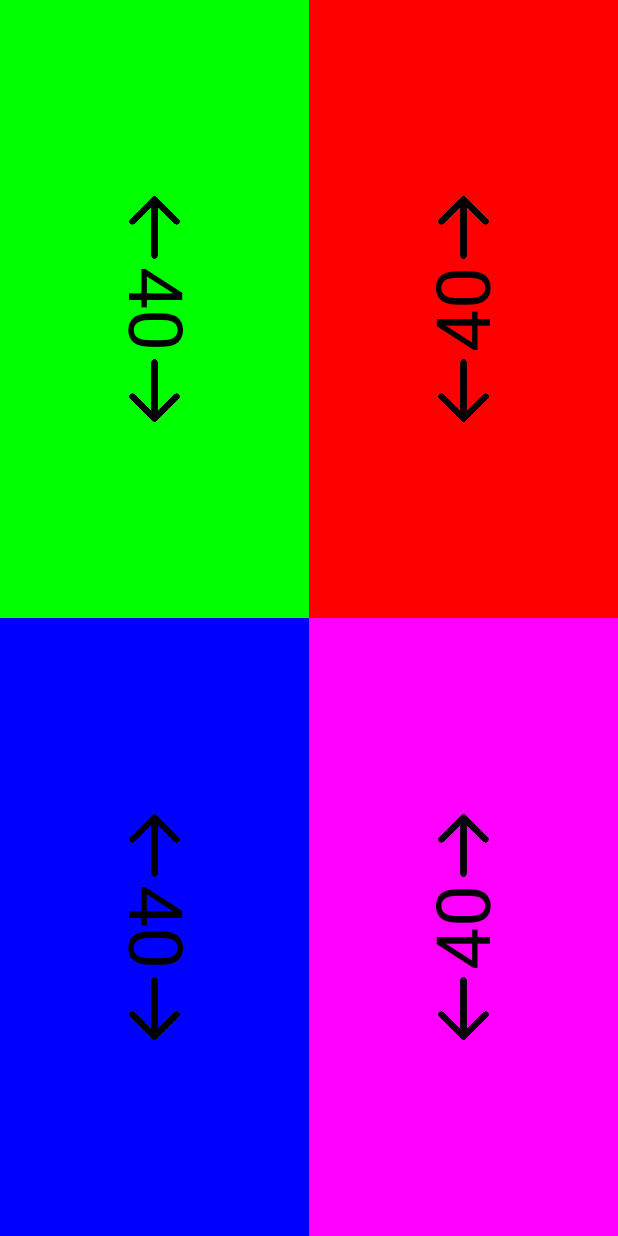
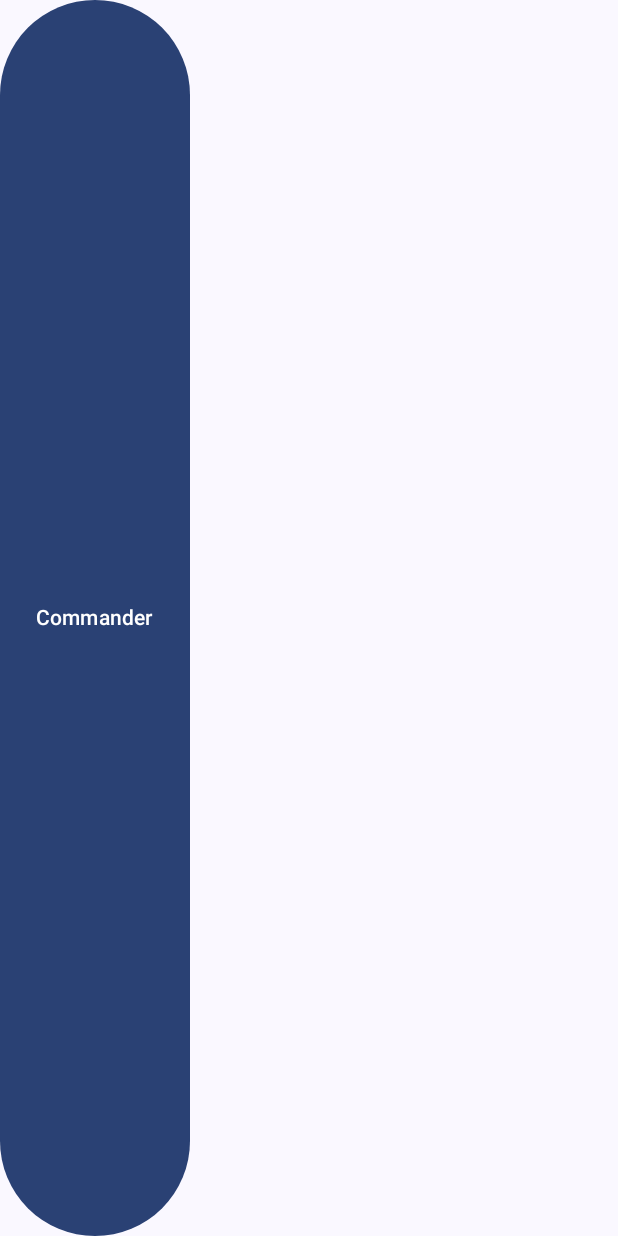
Before and after one commit to gvidas123/MtgLifeCounter, an Android app built with Jetpack Compose: the screen it shows after launch (MainActivity), on a phone screen of 412 x 824 dp. Run offline under Robolectric (Android 15) with nearby library versions, the phone set to English and light mode, and no system bars.

Commit message:
adding new screen. just no navigation between screens

```diff
--- a/app/build.gradle.kts
+++ b/app/build.gradle.kts
@@ -50,7 +50,8 @@ android {
 }
 
 dependencies {
-
+    val navVersion = "2.7.7"
+    implementation("androidx.navigation:navigation-compose:$navVersion")
     implementation(libs.androidx.core.ktx)
     implementation(libs.androidx.lifecycle.runtime.ktx)
     implementation(libs.androidx.activity.compose)
--- a/app/src/main/java/com/example/mtglifecounter/MainScreen.kt
+++ b/app/src/main/java/com/example/mtglifecounter/MainScreen.kt
@@ -1,126 +1,44 @@
 package com.example.mtglifecounter
 
-import androidx.compose.foundation.Image
-import androidx.compose.foundation.clickable
-import androidx.compose.foundation.layout.Arrangement
-import androidx.compose.foundation.layout.Column
-import androidx.compose.foundation.layout.Row
-import androidx.compose.foundation.layout.fillMaxHeight
-import androidx.compose.foundation.layout.fillMaxSize
-import androidx.compose.foundation.layout.fillMaxWidth
-import androidx.compose.foundation.layout.size
-import androidx.compose.material3.Text
+import androidx.annotation.StringRes
+import androidx.compose.foundation.layout.padding
+import androidx.compose.material3.Scaffold
 import androidx.compose.runtime.Composable
-import androidx.compose.runtime.mutableIntStateOf
-import androidx.compose.runtime.remember
-import androidx.compose.ui.Alignment
 import androidx.compose.ui.Modifier
-import androidx.compose.ui.draw.drawBehind
-import androidx.compose.ui.draw.rotate
-import androidx.compose.ui.graphics.Color
-import androidx.compose.ui.layout.ContentScale
-import androidx.compose.ui.res.painterResource
-import androidx.compose.ui.text.style.TextAlign
-import androidx.compose.ui.unit.dp
-import androidx.compose.ui.unit.sp
+import androidx.navigation.NavHostController
+import androidx.navigation.compose.NavHost
+import androidx.navigation.compose.composable
+import androidx.navigation.compose.rememberNavController
+import com.example.mtglifecounter.screens.CommanderScreen
+import com.example.mtglifecounter.screens.StartScreen
+
+enum class Screens(@StringRes val title: Int) {
+    Start(title = R.string.app_name),
+    Commander(title = R.string.commander)
+}
 
 
 @Composable
-fun MtgLifeCounterApp(){
-    Column(modifier = Modifier.fillMaxSize()) {
-        Row(
-            modifier = Modifier
-                .fillMaxWidth()
-                .fillMaxHeight(0.5f)
-        ) {
-            Quadrant(
-                name = "top_left",
-                sizeW = 0.5f,
-                color = Color.Green,
-                rotation = 90f,
-                addtion = 1
-            )
-            Quadrant(
-                name = "top_right",
-                sizeW = 1f,
-                color = Color.Red,
-                rotation = 270f,
-                addtion = -1
-            )
-        }
-        Row(modifier = Modifier.fillMaxWidth()) {
-            Quadrant(
-                name = "bot_left",
-                sizeW = 0.5f,
-                color = Color.Blue,
-                rotation = 90f,
-                addtion = 1
-            )
-            Quadrant(
-                name = "bot_right",
-                sizeW = 1f,
-                color = Color.Magenta,
-                rotation = 270f,
-                addtion = -1
-            )
+fun MtgLifeCounterApp(
+    navController: NavHostController = rememberNavController()
+) {
+    Scaffold(){
+        innerPadding ->
+        NavHost(
+            navController = navController,
+            startDestination = Screens.Start.name,
+            modifier = Modifier.padding(innerPadding)
+        )
+        {
+            composable(route = Screens.Start.name) {
+                StartScreen()
+
+            }
+            composable(route = Screens.Commander.name) {
+                CommanderScreen()
+            }
         }
     }
-}
 
 
-
-@Composable
-fun Quadrant(name: String,sizeW: Float,color: Color,rotation: Float,addtion: Int) {
-    val number = remember { mutableIntStateOf(40) }
-    Column(
-
-        horizontalAlignment = Alignment.CenterHorizontally,
-        verticalArrangement = Arrangement.Center,
-        modifier = Modifier
-            .fillMaxHeight()
-            .fillMaxWidth(sizeW)
-            .drawBehind {
-                drawRect(
-                    color = color,
-
-                    )
-            }
-    )
-
-    {
-        Image(painter = painterResource(id = R.drawable.arrow_right_512),
-            contentDescription = "YEYEYE",
-            contentScale = ContentScale.FillBounds,
-
-            modifier = Modifier
-                .clickable {
-                    number.intValue -= addtion
-                }
-                .size(50.dp)
-                .rotate(360f - 90f)
-                .fillMaxWidth()
-        )
-
-        Text("${number.intValue}",
-            fontSize = 50.sp,
-            textAlign = TextAlign.Center,
-            modifier = Modifier
-                .fillMaxWidth()
-                .rotate(rotation)
-        )
-
-        Image(painter = painterResource(id = R.drawable.arrow_right_512),
-            contentDescription = "YEYEYE",
-            contentScale = ContentScale.FillBounds,
-
-            modifier = Modifier
-                .clickable {
-                    number.intValue += addtion
-                }
-                .size(50.dp)
-                .rotate(90f)
-                .fillMaxWidth()
-        )//testing
-    }
-
 }
--- /dev/null
+++ b/app/src/main/java/com/example/mtglifecounter/screens/StartScreen.kt
@@ -0,0 +1,39 @@
+package com.example.mtglifecounter.screens
+
+import androidx.compose.foundation.clickable
+import androidx.compose.foundation.layout.Column
+import androidx.compose.foundation.layout.fillMaxSize
+import androidx.compose.foundation.layout.fillMaxWidth
+import androidx.compose.material3.Button
+import androidx.compose.material3.Text
+import androidx.compose.runtime.Composable
+import androidx.compose.ui.Modifier
+import androidx.compose.ui.draw.rotate
+import androidx.compose.ui.graphics.Color
+import androidx.compose.ui.text.style.TextAlign
+import androidx.compose.ui.tooling.preview.Preview
+import androidx.compose.ui.unit.sp
+import com.example.mtglifecounter.ui.theme.MtgLifeCounterTheme
+
+@Composable
+fun StartScreen(
+    onButtonClick: () -> Unit = {}
+) {
+    Column(modifier = Modifier.fillMaxSize()) {
+        Button(
+            modifier = Modifier.weight(1f),
+            onClick = onButtonClick
+        )
+        {
+            Text(text = "Commander")
+        }
+    }
+}
+@Preview
+@Composable
+fun StartScreenPreview(){
+    MtgLifeCounterTheme{
+        StartScreen()
+    }
+
+}
--- a/app/src/main/res/values/strings.xml
+++ b/app/src/main/res/values/strings.xml
@@ -1,3 +1,4 @@
 <resources>
     <string name="app_name">mtg life counter</string>
+    <string name="commander">Commander</string>
 </resources>
```
Also changed, not shown: app/src/main/java/com/example/mtglifecounter/screens/CommanderScreen.kt (added, +123 -0 lines).
